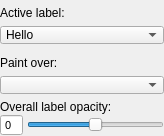
Qt form GUI/Qt/Components/LabelInspector.ui (pyushkevich/itksnap) before a commit.
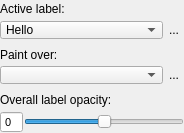
The same form after that commit. Icons and pictures are not drawn.

Commit message: Added label swap and label context menu

The edit to the form file:
```diff
--- a/GUI/Qt/Components/LabelInspector.ui
+++ b/GUI/Qt/Components/LabelInspector.ui
@@ -6,8 +6,8 @@
    <rect>
     <x>0</x>
     <y>0</y>
-    <width>164</width>
-    <height>136</height>
+    <width>184</width>
+    <height>133</height>
    </rect>
   </property>
   <property name="sizePolicy">
@@ -60,10 +60,7 @@
 font-size: 11px;
 }</string>
      </property>
-     <layout class="QVBoxLayout" name="verticalLayout_2">
-      <property name="spacing">
-       <number>0</number>
-      </property>
+     <layout class="QGridLayout" name="gridLayout" columnstretch="0,1,0">
       <property name="leftMargin">
        <number>0</number>
       </property>
@@ -76,7 +73,13 @@
       <property name="bottomMargin">
        <number>0</number>
       </property>
-      <item>
+      <property name="horizontalSpacing">
+       <number>1</number>
+      </property>
+      <property name="verticalSpacing">
+       <number>2</number>
+      </property>
+      <item row="0" column="0" colspan="3">
        <widget class="QLabel" name="label">
         <property name="font">
          <font>
@@ -91,7 +94,45 @@
         </property>
        </widget>
       </item>
-      <item>
+      <item row="7" column="1" colspan="2">
+       <widget class="QSlider" name="inOpacity">
+        <property name="toolTip">
+         <string>&lt;html&gt;&lt;head/&gt;&lt;body&gt;&lt;p&gt;&lt;span style=&quot; font-weight:600;&quot;&gt;Label Opacity (A,S,D keys)&lt;/span&gt;&lt;/p&gt;&lt;p&gt;Change the overall opacity of segmentation labels.&lt;br&gt;&lt;/p&gt;&lt;table border=&quot;0&quot; style=&quot; margin-top:0px; margin-bottom:0px; margin-left:0px; margin-right:0px;&quot; cellspacing=&quot;2&quot; cellpadding=&quot;0&quot;&gt;&lt;tr&gt;&lt;td style=&quot; padding-left:5; padding-right:5; padding-top:0; padding-bottom:0;&quot;&gt;&lt;p&gt;A,D&lt;/p&gt;&lt;/td&gt;&lt;td style=&quot; padding-left:5; padding-right:5; padding-top:0; padding-bottom:0;&quot;&gt;&lt;p&gt;Make labels less/more opaque&lt;/p&gt;&lt;/td&gt;&lt;/tr&gt;&lt;tr&gt;&lt;td style=&quot; padding-left:5; padding-right:5; padding-top:0; padding-bottom:0;&quot;&gt;&lt;p&gt;S&lt;/p&gt;&lt;/td&gt;&lt;td style=&quot; padding-left:5; padding-right:5; padding-top:0; padding-bottom:0;&quot;&gt;&lt;p&gt;Toggle label visibility on and off&lt;/p&gt;&lt;/td&gt;&lt;/tr&gt;&lt;/table&gt;&lt;/body&gt;&lt;/html&gt;</string>
+        </property>
+        <property name="minimum">
+         <number>0</number>
+        </property>
+        <property name="maximum">
+         <number>100</number>
+        </property>
+        <property name="singleStep">
+         <number>1</number>
+        </property>
+        <property name="pageStep">
+         <number>10</number>
+        </property>
+        <property name="value">
+         <number>50</number>
+        </property>
+        <property name="orientation">
+         <enum>Qt::Orientation::Horizontal</enum>
+        </property>
+        <property name="tickPosition">
+         <enum>QSlider::TickPosition::NoTicks</enum>
+        </property>
+        <property name="tickInterval">
+         <number>25</number>
+        </property>
+       </widget>
+      </item>
+      <item row="4" column="0" colspan="2">
+       <widget class="QComboBox" name="inBackLabel">
+        <property name="toolTip">
+         <string>&lt;html&gt;&lt;head/&gt;&lt;body&gt;&lt;p&gt;&lt;span style=&quot; font-weight:600;&quot;&gt;&amp;quot;Paint Over&amp;quot; Mask&lt;/span&gt;&lt;/p&gt;&lt;p&gt;Determines how segmentation operations such as drawing polygons affect voxels in the segmentation image.&lt;br/&gt;&lt;/p&gt;&lt;table border=&quot;0&quot; style=&quot; margin-top:0px; margin-bottom:0px; margin-left:0px; margin-right:0px;&quot; cellspacing=&quot;2&quot; cellpadding=&quot;0&quot;&gt;&lt;tr&gt;&lt;td&gt;&lt;p&gt;&lt;span style=&quot; text-decoration: underline;&quot;&gt;Paint over mask&lt;/span&gt;&lt;/p&gt;&lt;/td&gt;&lt;td&gt;&lt;p&gt;&lt;span style=&quot; text-decoration: underline;&quot;&gt;Which voxels are affected:&lt;/span&gt;&lt;/p&gt;&lt;/td&gt;&lt;/tr&gt;&lt;tr&gt;&lt;td&gt;&lt;p&gt;All labels&lt;/p&gt;&lt;/td&gt;&lt;td&gt;&lt;p&gt;All voxels&lt;/p&gt;&lt;/td&gt;&lt;/tr&gt;&lt;tr&gt;&lt;td&gt;&lt;p&gt;All visible labels  &amp;nbsp;&amp;nbsp; &lt;/p&gt;&lt;/td&gt;&lt;td&gt;&lt;p&gt;All voxels except those labeled with a hidden label&lt;/p&gt;&lt;/td&gt;&lt;/tr&gt;&lt;tr&gt;&lt;td&gt;&lt;p&gt;Clear label&lt;/p&gt;&lt;/td&gt;&lt;td&gt;&lt;p&gt;Voxels that have not been assigned a label already&lt;/p&gt;&lt;/td&gt;&lt;/tr&gt;&lt;tr&gt;&lt;td&gt;&lt;p&gt;Specific label&lt;/p&gt;&lt;/td&gt;&lt;td&gt;&lt;p&gt;Voxels that have the specific label &lt;/p&gt;&lt;/td&gt;&lt;/tr&gt;&lt;/table&gt;&lt;/body&gt;&lt;/html&gt;</string>
+        </property>
+       </widget>
+      </item>
+      <item row="1" column="0" colspan="2">
        <widget class="QComboBox" name="inForeLabel">
         <property name="toolTip">
          <string>&lt;html&gt;&lt;head/&gt;&lt;body&gt;&lt;p&gt;&lt;span style=&quot; font-weight:600;&quot;&gt;Active Segmentation Label (&amp;lt;,&amp;gt;)&lt;/span&gt;&lt;/p&gt;&lt;p&gt;Select the label used for segmentation operations, including manual and automatic tools. When segmentations are generated, they will be assigned the active segmentation label. &lt;/p&gt;&lt;/body&gt;&lt;/html&gt;</string>
@@ -114,23 +155,7 @@
         </item>
        </widget>
       </item>
-      <item>
-       <spacer name="verticalSpacer_2">
-        <property name="orientation">
-         <enum>Qt::Vertical</enum>
-        </property>
-        <property name="sizeType">
-         <enum>QSizePolicy::Fixed</enum>
-        </property>
-        <property name="sizeHint" stdset="0">
-         <size>
-          <width>20</width>
-          <height>6</height>
-         </size>
-        </property>
-       </spacer>
-      </item>
-      <item>
+      <item row="3" column="0" colspan="3">
        <widget class="QLabel" name="label_2">
         <property name="font">
          <font>
@@ -145,48 +170,48 @@
         </property>
        </widget>
       </item>
-      <item>
-       <widget class="QComboBox" name="inBackLabel">
-        <property name="toolTip">
-         <string>&lt;html&gt;&lt;head/&gt;&lt;body&gt;&lt;p&gt;&lt;span style=&quot; font-weight:600;&quot;&gt;&amp;quot;Paint Over&amp;quot; Mask&lt;/span&gt;&lt;/p&gt;&lt;p&gt;Determines how segmentation operations such as drawing polygons affect voxels in the segmentation image.&lt;br/&gt;&lt;/p&gt;&lt;table border=&quot;0&quot; style=&quot; margin-top:0px; margin-bottom:0px; margin-left:0px; margin-right:0px;&quot; cellspacing=&quot;2&quot; cellpadding=&quot;0&quot;&gt;&lt;tr&gt;&lt;td&gt;&lt;p&gt;&lt;span style=&quot; text-decoration: underline;&quot;&gt;Paint over mask&lt;/span&gt;&lt;/p&gt;&lt;/td&gt;&lt;td&gt;&lt;p&gt;&lt;span style=&quot; text-decoration: underline;&quot;&gt;Which voxels are affected:&lt;/span&gt;&lt;/p&gt;&lt;/td&gt;&lt;/tr&gt;&lt;tr&gt;&lt;td&gt;&lt;p&gt;All labels&lt;/p&gt;&lt;/td&gt;&lt;td&gt;&lt;p&gt;All voxels&lt;/p&gt;&lt;/td&gt;&lt;/tr&gt;&lt;tr&gt;&lt;td&gt;&lt;p&gt;All visible labels  &amp;nbsp;&amp;nbsp; &lt;/p&gt;&lt;/td&gt;&lt;td&gt;&lt;p&gt;All voxels except those labeled with a hidden label&lt;/p&gt;&lt;/td&gt;&lt;/tr&gt;&lt;tr&gt;&lt;td&gt;&lt;p&gt;Clear label&lt;/p&gt;&lt;/td&gt;&lt;td&gt;&lt;p&gt;Voxels that have not been assigned a label already&lt;/p&gt;&lt;/td&gt;&lt;/tr&gt;&lt;tr&gt;&lt;td&gt;&lt;p&gt;Specific label&lt;/p&gt;&lt;/td&gt;&lt;td&gt;&lt;p&gt;Voxels that have the specific label &lt;/p&gt;&lt;/td&gt;&lt;/tr&gt;&lt;/table&gt;&lt;/body&gt;&lt;/html&gt;</string>
-        </property>
-       </widget>
-      </item>
-      <item>
-       <widget class="QWidget" name="widget" native="true">
-        <layout class="QVBoxLayout" name="verticalLayout_4">
-         <property name="spacing">
-          <number>0</number>
-         </property>
-         <property name="leftMargin">
-          <number>0</number>
-         </property>
-         <property name="topMargin">
-          <number>0</number>
-         </property>
-         <property name="rightMargin">
-          <number>0</number>
-         </property>
-         <property name="bottomMargin">
-          <number>0</number>
-         </property>
-         <item>
-          <spacer name="verticalSpacer_3">
+      <item row="2" column="0">
+       <spacer name="verticalSpacer">
            <property name="orientation">
-            <enum>Qt::Vertical</enum>
+         <enum>Qt::Orientation::Vertical</enum>
            </property>
            <property name="sizeType">
-            <enum>QSizePolicy::Fixed</enum>
+         <enum>QSizePolicy::Policy::Fixed</enum>
            </property>
            <property name="sizeHint" stdset="0">
             <size>
              <width>20</width>
-             <height>6</height>
+          <height>4</height>
             </size>
            </property>
           </spacer>
          </item>
-         <item>
+      <item row="4" column="2">
+       <widget class="QToolButton" name="bntLabelSwap">
+        <property name="maximumSize">
+         <size>
+          <width>20</width>
+          <height>20</height>
+         </size>
+        </property>
+        <property name="text">
+         <string>...</string>
+        </property>
+        <property name="icon">
+         <iconset theme="QIcon::ThemeIcon::SyncSynchronizing"/>
+        </property>
+        <property name="iconSize">
+         <size>
+          <width>12</width>
+          <height>12</height>
+         </size>
+        </property>
+        <property name="autoRaise">
+         <bool>true</bool>
+        </property>
+       </widget>
+      </item>
+      <item row="6" column="0" colspan="3">
           <widget class="QLabel" name="label_6">
            <property name="font">
             <font>
@@ -201,26 +226,41 @@
            </property>
           </widget>
          </item>
-         <item>
-          <widget class="QWidget" name="widget_2" native="true">
-           <layout class="QHBoxLayout" name="horizontalLayout_2">
-            <property name="spacing">
-             <number>4</number>
-            </property>
-            <property name="leftMargin">
-             <number>0</number>
-            </property>
-            <property name="topMargin">
-             <number>0</number>
-            </property>
-            <property name="rightMargin">
-             <number>0</number>
-            </property>
-            <property name="bottomMargin">
-             <number>0</number>
-            </property>
-            <item>
+      <item row="1" column="2">
+       <widget class="QToolButton" name="btnLabelContext">
+        <property name="maximumSize">
+         <size>
+          <width>20</width>
+          <height>20</height>
+         </size>
+        </property>
+        <property name="text">
+         <string>...</string>
+        </property>
+        <property name="icon">
+         <iconset>
+          <normalon>:/root/context_gray_12.png</normalon>
+         </iconset>
+        </property>
+        <property name="iconSize">
+         <size>
+          <width>12</width>
+          <height>12</height>
+         </size>
+        </property>
+        <property name="autoRaise">
+         <bool>true</bool>
+        </property>
+       </widget>
+      </item>
+      <item row="7" column="0">
              <widget class="QSpinBox" name="inOpacityValue">
+        <property name="maximumSize">
+         <size>
+          <width>32</width>
+          <height>16777215</height>
+         </size>
+        </property>
               <property name="toolTip">
                <string>&lt;html&gt;&lt;head/&gt;&lt;body&gt;&lt;p&gt;&lt;span style=&quot; font-weight:600;&quot;&gt;Label Opacity (A,S,D keys)&lt;/span&gt;&lt;/p&gt;&lt;p&gt;Change the overall opacity of segmentation labels.&lt;br&gt;&lt;/p&gt;&lt;table border=&quot;0&quot; style=&quot; margin-top:0px; margin-bottom:0px; margin-left:0px; margin-right:0px;&quot; cellspacing=&quot;2&quot; cellpadding=&quot;0&quot;&gt;&lt;tr&gt;&lt;td style=&quot; padding-left:5; padding-right:5; padding-top:0; padding-bottom:0;&quot;&gt;&lt;p&gt;A,D&lt;/p&gt;&lt;/td&gt;&lt;td style=&quot; padding-left:5; padding-right:5; padding-top:0; padding-bottom:0;&quot;&gt;&lt;p&gt;Make labels less/more opaque&lt;/p&gt;&lt;/td&gt;&lt;/tr&gt;&lt;tr&gt;&lt;td style=&quot; padding-left:5; padding-right:5; padding-top:0; padding-bottom:0;&quot;&gt;&lt;p&gt;S&lt;/p&gt;&lt;/td&gt;&lt;td style=&quot; padding-left:5; padding-right:5; padding-top:0; padding-bottom:0;&quot;&gt;&lt;p&gt;Toggle label visibility on and off&lt;/p&gt;&lt;/td&gt;&lt;/tr&gt;&lt;/table&gt;&lt;/body&gt;&lt;/html&gt;</string>
               </property>
@@ -232,68 +272,70 @@
               </property>
              </widget>
             </item>
-            <item>
-             <widget class="QSlider" name="inOpacity">
-              <property name="toolTip">
-               <string>&lt;html&gt;&lt;head/&gt;&lt;body&gt;&lt;p&gt;&lt;span style=&quot; font-weight:600;&quot;&gt;Label Opacity (A,S,D keys)&lt;/span&gt;&lt;/p&gt;&lt;p&gt;Change the overall opacity of segmentation labels.&lt;br&gt;&lt;/p&gt;&lt;table border=&quot;0&quot; style=&quot; margin-top:0px; margin-bottom:0px; margin-left:0px; margin-right:0px;&quot; cellspacing=&quot;2&quot; cellpadding=&quot;0&quot;&gt;&lt;tr&gt;&lt;td style=&quot; padding-left:5; padding-right:5; padding-top:0; padding-bottom:0;&quot;&gt;&lt;p&gt;A,D&lt;/p&gt;&lt;/td&gt;&lt;td style=&quot; padding-left:5; padding-right:5; padding-top:0; padding-bottom:0;&quot;&gt;&lt;p&gt;Make labels less/more opaque&lt;/p&gt;&lt;/td&gt;&lt;/tr&gt;&lt;tr&gt;&lt;td style=&quot; padding-left:5; padding-right:5; padding-top:0; padding-bottom:0;&quot;&gt;&lt;p&gt;S&lt;/p&gt;&lt;/td&gt;&lt;td style=&quot; padding-left:5; padding-right:5; padding-top:0; padding-bottom:0;&quot;&gt;&lt;p&gt;Toggle label visibility on and off&lt;/p&gt;&lt;/td&gt;&lt;/tr&gt;&lt;/table&gt;&lt;/body&gt;&lt;/html&gt;</string>
-              </property>
-              <property name="minimum">
-               <number>0</number>
-              </property>
-              <property name="maximum">
-               <number>100</number>
-              </property>
-              <property name="singleStep">
-               <number>1</number>
-              </property>
-              <property name="pageStep">
-               <number>10</number>
-              </property>
-              <property name="value">
-               <number>50</number>
-              </property>
+      <item row="5" column="0">
+       <spacer name="verticalSpacer_2">
               <property name="orientation">
-               <enum>Qt::Horizontal</enum>
-              </property>
-              <property name="tickPosition">
-               <enum>QSlider::NoTicks</enum>
-              </property>
-              <property name="tickInterval">
-               <number>25</number>
-              </property>
-             </widget>
+         <enum>Qt::Orientation::Vertical</enum>
+        </property>
+        <property name="sizeType">
+         <enum>QSizePolicy::Policy::Fixed</enum>
+        </property>
+        <property name="sizeHint" stdset="0">
+         <size>
+          <width>20</width>
+          <height>4</height>
+         </size>
+        </property>
+       </spacer>
             </item>
            </layout>
           </widget>
          </item>
-         <item>
-          <widget class="QWidget" name="widget_3" native="true">
-           <layout class="QHBoxLayout" name="horizontalLayout_6">
-            <property name="spacing">
-             <number>0</number>
-            </property>
-            <property name="leftMargin">
-             <number>0</number>
-            </property>
-            <property name="topMargin">
-             <number>0</number>
-            </property>
-            <property name="rightMargin">
-             <number>0</number>
-            </property>
-            <property name="bottomMargin">
-             <number>0</number>
-            </property>
-           </layout>
-          </widget>
-         </item>
-        </layout>
-       </widget>
-      </item>
-     </layout>
-    </widget>
-   </item>
-  </layout>
+  </layout>
+  <action name="actionEdit_Label">
+   <property name="text">
+    <string>Edit Label ...</string>
+   </property>
+   <property name="toolTip">
+    <string>Edit the selected label in Label Editor dialog</string>
+   </property>
+   <property name="menuRole">
+    <enum>QAction::MenuRole::NoRole</enum>
+   </property>
+  </action>
+  <action name="actionLocate_Center_of_Mass">
+   <property name="text">
+    <string>Locate Center of Mass</string>
+   </property>
+   <property name="toolTip">
+    <string>Place the 3D cursor at the center of mass of voxels assigned this label</string>
+   </property>
+   <property name="menuRole">
+    <enum>QAction::MenuRole::NoRole</enum>
+   </property>
+  </action>
+  <action name="actionNew_label">
+   <property name="text">
+    <string>New Label</string>
+   </property>
+   <property name="toolTip">
+    <string>Create and select new segmentation label</string>
+   </property>
+   <property name="menuRole">
+    <enum>QAction::MenuRole::NoRole</enum>
+   </property>
+  </action>
+  <action name="actionDuplicate_Label">
+   <property name="text">
+    <string>Duplicate Label</string>
+   </property>
+   <property name="toolTip">
+    <string>Create a new label with the same properties as the selected label</string>
+   </property>
+   <property name="menuRole">
+    <enum>QAction::MenuRole::NoRole</enum>
+   </property>
+  </action>
  </widget>
  <resources/>
  <connections/>
```
Left out of the diff: 4 changed lines with no effect on the pictures. Lines whose indentation alone changed are shown as unchanged. The commit also changes 15 other files.
